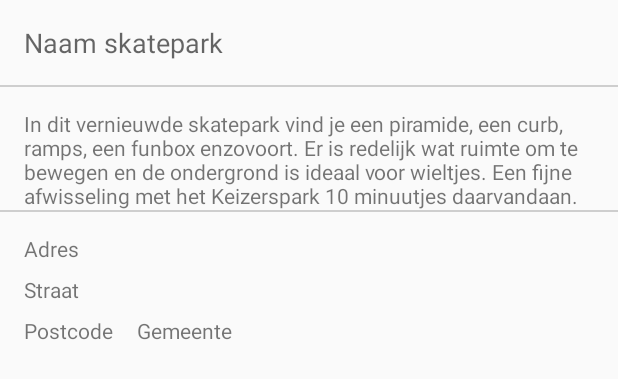
After one commit to JonathanHouck/2NMCT_project2015_houck_jonathan, an Android app: the layout fragment_skatepark_detail.xml on its own in the app's theme, with its tools: preview values and no code run, on a phone screen of 412 x 824 dp. The commit adds this screen. Shown: the top 379 px of the screen. Run offline under Robolectric (Android 15) with nearby library versions, the phone set to English and light mode, and no system bars.

Commit message:
start design detail skatepark

```diff
--- /dev/null
+++ b/app/src/main/res/layout/fragment_skatepark_detail.xml
@@ -0,0 +1,89 @@
+<RelativeLayout xmlns:android="http://schemas.android.com/apk/res/android"
+    xmlns:tools="http://schemas.android.com/tools" android:layout_width="match_parent"
+    android:layout_height="match_parent"
+    tools:context="be.howest.nmct.skateparknavigator.SkateparkDetailFragment">
+
+
+    <TextView
+        android:layout_width="wrap_content"
+        android:layout_height="wrap_content"
+        android:textAppearance="?android:attr/textAppearanceMedium"
+        android:text="@string/name_skatepark"
+        android:id="@+id/textView_name_detail"
+        android:layout_alignParentTop="true"
+        android:layout_alignParentStart="true"
+        android:layout_alignParentEnd="true"
+        android:paddingTop="16dp"
+        android:paddingBottom="16dp"
+        android:paddingStart="16dp"
+        android:paddingEnd="16dp"
+        />
+
+    <View
+        android:layout_below="@+id/textView_name_detail"
+        android:layout_width="fill_parent"
+        android:layout_height="1dp"
+        android:background="#cecece"/>
+
+    <TextView
+        android:layout_width="wrap_content"
+        android:layout_height="wrap_content"
+        android:text="@string/description"
+        android:id="@+id/textView_description"
+        android:layout_below="@+id/textView_name_detail"
+        android:layout_alignParentStart="true"
+        android:layout_alignParentEnd="true"
+        android:layout_marginTop="16dp"
+        android:paddingStart="16dp"
+        android:paddingEnd="16dp"
+        />
+
+    <View
+        android:layout_below="@+id/textView_description"
+        android:layout_width="fill_parent"
+        android:layout_height="1dp"
+        android:background="#cecece"/>
+
+    <TextView
+        android:layout_width="wrap_content"
+        android:layout_height="wrap_content"
+        android:text="@string/adres"
+        android:id="@+id/adres"
+        android:layout_below="@+id/textView_description"
+        android:layout_alignParentStart="true"
+        android:layout_marginTop="16dp"
+        android:paddingStart="16dp"
+        android:paddingEnd="16dp"
+        />
+
+    <TextView
+        android:layout_width="wrap_content"
+        android:layout_height="wrap_content"
+        android:text="@string/Straat"
+        android:id="@+id/street_detail"
+        android:layout_below="@+id/adres"
+        android:layout_alignParentStart="true"
+        android:layout_marginTop="8dp"
+        android:paddingStart="16dp"
+        android:paddingEnd="16dp"/>
+
+    <TextView
+        android:layout_width="wrap_content"
+        android:layout_height="wrap_content"
+        android:text="@string/postcode"
+        android:id="@+id/textView_postcode"
+        android:layout_below="@+id/street_detail"
+        android:layout_alignParentStart="true"
+        android:layout_marginTop="8dp"
+        android:paddingStart="16dp"
+        android:paddingEnd="16dp"/>
+
+    <TextView
+        android:layout_width="wrap_content"
+        android:layout_height="wrap_content"
+        android:text="@string/city"
+        android:id="@+id/city_detail"
+        android:layout_below="@+id/textView_description"
+        android:layout_alignTop="@id/textView_postcode"
+        android:layout_toEndOf="@+id/textView_postcode" />
+</RelativeLayout>
--- a/app/src/main/res/layout/row_skatepark.xml
+++ b/app/src/main/res/layout/row_skatepark.xml
@@ -31,7 +31,7 @@
         <TextView
             android:layout_width="wrap_content"
             android:layout_height="wrap_content"
-            android:text="@string/naam_skatepark"
+            android:text="@string/name_skatepark"
             android:id="@+id/textView_name"
             android:textAppearance="?android:attr/textAppearanceMedium"
             android:layout_alignTop="@+id/imageView_capacity"
@@ -43,7 +43,7 @@
         <TextView
             android:layout_width="wrap_content"
             android:layout_height="wrap_content"
-            android:text="@string/gemeente"
+            android:text="@string/city"
             android:id="@+id/textView_city"
             android:textAppearance="?android:attr/textAppearanceSmall"
             android:layout_below="@+id/textView_name"
--- a/app/src/main/res/values/strings.xml
+++ b/app/src/main/res/values/strings.xml
@@ -6,12 +6,16 @@
 
     <string name="hello_blank_fragment">Hello blank fragment</string>
     <string name="name_park">Naam skatepark</string>
-    <string name="naam_skatepark">Naam skatepark</string>
-    <string name="gemeente">Gemeente</string>
+    <string name="name_skatepark">Naam skatepark</string>
+    <string name="city">Gemeente</string>
     <string name="select_province">Selecteer provincie of pin</string>
     <string name="name_province">Naam provincie</string>
     <string name="show_map">Toon map</string>
-    <string name="sorteer_gemeente">Sorteer op gemeente</string>
+    <string name="sort_city">Sorteer op gemeente</string>
+    <string name="description">In dit vernieuwde skatepark vind je een piramide, een curb, ramps, een funbox enzovoort. Er is redelijk wat ruimte om te bewegen en de ondergrond is ideaal voor wieltjes. Een fijne afwisseling met het Keizerspark 10 minuutjes daarvandaan.</string>
+    <string name="adres">Adres</string>
+    <string name="Straat">Straat</string>
+    <string name="postcode">Postcode</string>
 
     <!--http://www.androidhive.info/2013/11/android-sliding-menu-using-navigation-drawer/-->
     <string-array name="title_fragments">
```
Also changed, not shown: app/src/main/java/be/howest/nmct/skateparknavigator/MainActivity.java (+5 -3 lines), app/src/main/java/be/howest/nmct/skateparknavigator/SkateparkDetailFragment.java (added, +43 -0 lines), app/src/main/res/drawable/textlines.xml (added, +12 -0 lines).
